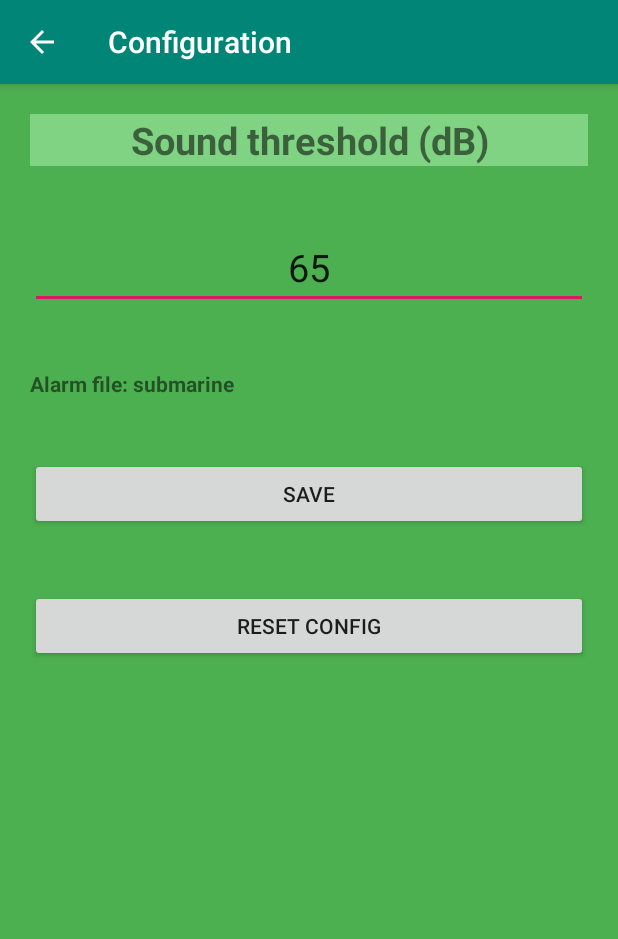
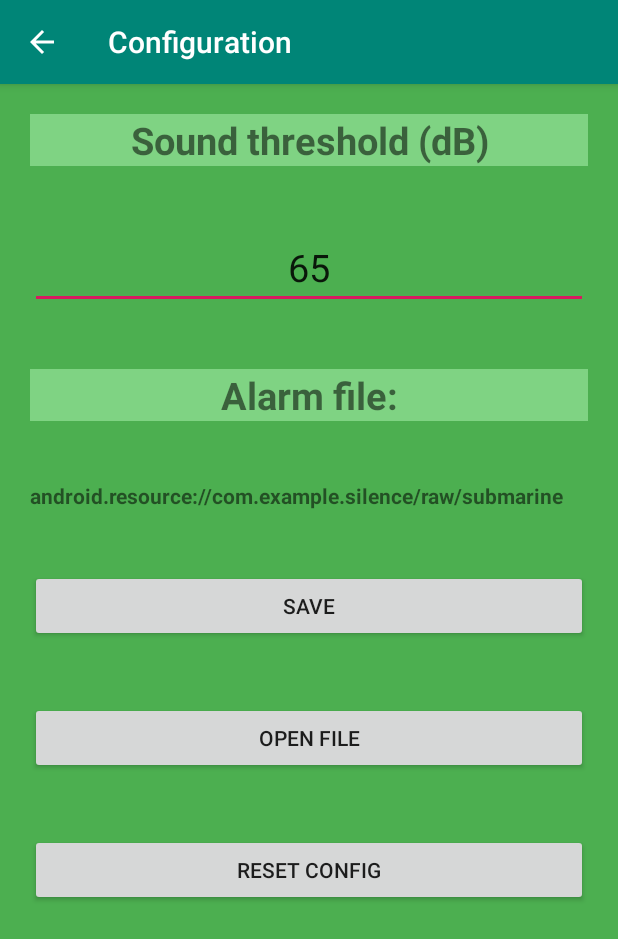
Before and after one commit to isakigus/Silence, an Android app: the screen it shows after launch (ConfigActivity), after a tap on "CONFIG", on a phone screen of 412 x 824 dp. Shown: the top 939 px of the screen. Run offline under Robolectric (Android 15) with nearby library versions, the phone set to English and light mode, and no system bars.

Commit message:
chose file to reproduce as alarm

```diff
--- a/app/src/main/java/com/example/silence/ConfigActivity.kt
+++ b/app/src/main/java/com/example/silence/ConfigActivity.kt
@@ -1,13 +1,20 @@
 package com.example.silence
 
+// import android.util.Log
+
+import android.app.Activity
+import android.content.Intent
+import android.net.Uri
 import android.os.Bundle
-// import android.util.Log
+import android.provider.MediaStore
 import android.widget.Button
 import android.widget.TextView
 import android.widget.Toast
 
 
 class ConfigActivity : ConfigurableActivity() {
+
+    private var alarmFileText: TextView? = null
 
     /** Called when the activity is first created.  */
     override fun onCreate(savedInstanceState: Bundle?) {
@@ -17,21 +24,18 @@ class ConfigActivity : ConfigurableActivity() {
             config[key.toString()] = value.toString()
         }
 
-        // Defined SoundLevelView in main.xml file
         setContentView(R.layout.activity_config)
 
-        //actionbar
         val actionbar = supportActionBar
-        //set actionbar title
         actionbar!!.title = "Configuration"
+
         //set back button
         actionbar.setDisplayHomeAsUpEnabled(true)
 
-        var soundThreshold = findViewById(R.id.new_threshold) as TextView
-        val alarmFileText = findViewById<Button>(R.id.alarm_file) as TextView
+        var soundThreshold = findViewById<TextView>(R.id.new_threshold)
+        alarmFileText = findViewById<TextView>(R.id.alarm_file)
 
-        alarmFileText!!.text = "Alarm file: " + config["alarm_path"]
-
+        alarmFileText!!.text = config["alarm_path"]
         soundThreshold!!.text = config["mThreshold"]
 
         val btnSave = findViewById<Button>(R.id.btnSave)
@@ -42,7 +46,7 @@ class ConfigActivity : ConfigurableActivity() {
                 "You clicked SAVE.", Toast.LENGTH_SHORT
             ).show()
 
-            // config["alarm_path"] = alarmFileText.text.toString()
+            config["alarm_path"] = alarmFileText!!.text.toString()
             config["mThreshold"] = soundThreshold.text.toString()
 
             saveConfig(config)
@@ -62,8 +66,37 @@ class ConfigActivity : ConfigurableActivity() {
             startActivity(intent)
         }
 
+        val buttonOpen = findViewById<Button>(R.id.buttonOpen)
+
+        buttonOpen.setOnClickListener {
+            Toast.makeText(
+                this@ConfigActivity,
+                "You clicked OPEN.", Toast.LENGTH_SHORT
+            ).show()
+
+            val intent = Intent(
+                Intent.ACTION_PICK,
+                MediaStore.Audio.Media.EXTERNAL_CONTENT_URI
+            )
+            startActivityForResult(intent, 10)
+
+        }
+
     }
 
+    override fun onActivityResult(requestCode: Int, resultCode: Int, data: Intent?) {
+        if (resultCode == Activity.RESULT_OK && requestCode == 10) {
+
+            val uriSound: Uri? = data!!.data
+
+            alarmFileText!!.text = uriSound.toString()
+
+            Toast.makeText(
+                this@ConfigActivity,
+                "You clicked HEREEE. $uriSound", Toast.LENGTH_SHORT
+            ).show()
+        }
+    }
 
     override fun onSupportNavigateUp(): Boolean {
         onBackPressed()
--- a/app/src/main/java/com/example/silence/ConfiguarableActivity.kt
+++ b/app/src/main/java/com/example/silence/ConfiguarableActivity.kt
@@ -15,9 +15,12 @@ abstract class ConfigurableActivity : AppCompatActivity() {
     fun saveInitialConfig(): Map<String, String> {
         Log.d("configurable", "==== saveInitialConfig ===")
 
+        val path = "android.resource://" + applicationContext.packageName +
+                "/raw/submarine"
+
         val config = mapOf(
             "mThreshold" to "65",
-            "alarm_path" to "submarine"
+            "alarm_path" to path
         )
 
         saveConfig(config)
@@ -51,11 +54,9 @@ abstract class ConfigurableActivity : AppCompatActivity() {
 
     }
 
-
     private fun _getConfiguration(): Map<*, *> {
 
         Log.d("configurable", "==== getConfiguration ===")
-
 
         try {
 
--- a/app/src/main/java/com/example/silence/MainActivity.kt
+++ b/app/src/main/java/com/example/silence/MainActivity.kt
@@ -23,7 +23,7 @@ import android.widget.Button
 
 
 /** Still configuration is not working
- * -> save threshold (configuration file)
+ * -> save threshold (configuration file) (done)
  * -> browse sound files
  * -> show dB scale in other activity
  * -> noise level chart
@@ -55,6 +55,7 @@ class MainActivity : ConfigurableActivity() {
     private var sumNoise: Double = 0.0
     private var counter: Double = 0.0
     private lateinit var player: MediaPlayer
+    val MY_PERMISSIONS_REQUEST_READ_EXTERNAL_STORAGE:Int = 1
 
     /** sound data source */
     private var soundSensor: DetectNoise? = null
@@ -99,16 +100,28 @@ class MainActivity : ConfigurableActivity() {
 
     private fun setPermissions() {
 
-        if (ActivityCompat.checkSelfPermission(
+        if (
+            ActivityCompat.checkSelfPermission(
                 this,
                 Manifest.permission.RECORD_AUDIO
             ) != PackageManager.PERMISSION_GRANTED
         ) {
+
             Log.i("SILENCE", "Permission to record denied")
+            finishAndRemoveTask()
+        }
 
-        } else {
-            startRecording();
+        if (ActivityCompat.checkSelfPermission(this, Manifest.permission.READ_EXTERNAL_STORAGE)
+            != PackageManager.PERMISSION_GRANTED) {
+
+            ActivityCompat.requestPermissions(this,
+                arrayOf(Manifest.permission.READ_EXTERNAL_STORAGE),
+                MY_PERMISSIONS_REQUEST_READ_EXTERNAL_STORAGE)
+
         }
+
+        startRecording();
+
     }
 
     private fun startRecording() {
@@ -139,27 +152,24 @@ class MainActivity : ConfigurableActivity() {
             config.put(key.toString(), value.toString())
         }
 
-        val btnStop = findViewById(R.id.btn_stop) as Button
+        val btnStop = findViewById<Button>(R.id.btn_stop)
 
         btnStop.setOnClickListener {
             Toast.makeText(this@MainActivity, "You clicked STOP.", Toast.LENGTH_SHORT).show()
             stop()
         }
 
-        val btnStart = findViewById(R.id.btn_start) as Button
+        val btnStart = findViewById<Button>(R.id.btn_start)
 
         btnStart.setOnClickListener {
             Toast.makeText(this@MainActivity, "You clicked START.", Toast.LENGTH_SHORT).show()
             start()
         }
 
-        val btnConfig = findViewById(R.id.btn_config) as Button
+        val btnConfig = findViewById<Button>(R.id.btn_config)
 
         btnConfig.setOnClickListener {
             val intent = Intent(this, ConfigActivity::class.java)
-            // start your next activity
-            // intent.putExtra("threshold", mThreshold);
-            // intent.putExtra("file", config["alarm_path"].toString());
             startActivity(intent)
         }
 
@@ -203,22 +213,6 @@ class MainActivity : ConfigurableActivity() {
         androidOsHandler.postDelayed(pollingTask, POLL_INTERVAL.toLong())
     }
 
-    fun buttonEffect(button: View) {
-        button.setOnTouchListener { v, event ->
-            when (event.action) {
-                MotionEvent.ACTION_DOWN -> {
-                    v.background.setColorFilter(-0x1f0b8adf, PorterDuff.Mode.SRC_ATOP)
-                    v.invalidate()
-                }
-                MotionEvent.ACTION_UP -> {
-                    v.background.clearColorFilter()
-                    v.invalidate()
-                }
-            }
-            false
-        }
-    }
-
     private fun stop() {
         Log.d("Noise", "==== Stop Noise Monitoring===")
         if (wakeLock!!.isHeld()) {
@@ -236,17 +230,15 @@ class MainActivity : ConfigurableActivity() {
 
         }
 
-
         androidOsHandler.removeCallbacks(mSleepTask)
         androidOsHandler.removeCallbacks(pollingTask)
         soundSensor!!.stop()
-        progressBar.setProgress(0)
+        progressBar.progress = 0
         maxNoise = 0.0
         avgNoise = 0.0
         updateDisplay("stopped...", 0.0)
         appIsRunning = false
         alarmIsActivated = false
-
 
     }
 
@@ -255,19 +247,19 @@ class MainActivity : ConfigurableActivity() {
         // Set Noise Threshold
 
         for ((key, value) in getConfiguration()) {
-            config.put(key.toString(), value.toString())
+            config[key.toString()] = value.toString()
         }
 
-        soundLevelLimit = config.get("mThreshold").toString().toInt()
-
-        noiseThresholdLabel!!.setText("Threshold:" + soundLevelLimit + ".00 dB")
+        soundLevelLimit = config["mThreshold"].toString().toInt()
+        noiseThresholdLabel!!.text = "Threshold:" + soundLevelLimit + ".00 dB"
 
     }
 
     private fun updateDisplay(status: String, signalEMA: Double) {
-        statusLabel!!.setText(status)
-        //
-        progressBar.setProgress(signalEMA.toInt())
+
+        statusLabel!!.text = status
+        progressBar.progress = signalEMA.toInt()
+
         Log.d("SOUND", signalEMA.toString())
 
         maxNoiseLabel!!.setText("Max:%.2f dB".format(maxNoise))
@@ -276,10 +268,10 @@ class MainActivity : ConfigurableActivity() {
         actualNoiseLabel!!.setTextColor(Color.BLACK)
 
         if (signalEMA > 0.0) {
-            actualNoiseLabel!!.setText("Actual:%.2f dB".format(signalEMA))
+            actualNoiseLabel!!.text = "Actual:%.2f dB".format(signalEMA)
 
         } else {
-            actualNoiseLabel!!.setText("Actual:0.00 dB")
+            actualNoiseLabel!!.text = "Actual:0.00 dB"
         }
     }
 
@@ -295,7 +287,7 @@ class MainActivity : ConfigurableActivity() {
 
 
         Log.d("SOUND", signalEMA.toString())
-        actualNoiseLabel!!.setText("Actual:%.2f dB".format(signalEMA))
+        actualNoiseLabel!!.text = "Actual:%.2f dB".format(signalEMA)
         actualNoiseLabel!!.setTextColor(Color.RED)
     }
 
@@ -307,13 +299,8 @@ class MainActivity : ConfigurableActivity() {
 
         alarmIsActivated = true
 
-
         val path = config["alarm_path"].toString()
-        val uri =
-            Uri.parse(
-                "android.resource://" + getApplicationContext().getPackageName() +
-                        "/raw/" + path
-            )
+        val uri = Uri.parse(path)
 
         Log.d("Noise", "" + uri)
         player = MediaPlayer.create(applicationContext, uri)
--- a/app/src/main/res/layout/activity_config.xml
+++ b/app/src/main/res/layout/activity_config.xml
@@ -3,7 +3,8 @@
         android:layout_width="match_parent"
         android:layout_height="match_parent"
         android:background="#4CAF50"
-        android:orientation="vertical">
+        android:orientation="vertical"
+        android:visibility="visible">
 
     <TextView
             android:id="@+id/status"
@@ -28,12 +29,22 @@
             android:textSize="25sp"></EditText>
 
     <TextView
+            android:layout_width="fill_parent"
+            android:layout_height="wrap_content"
+            android:layout_margin="20dp"
+            android:background="#7FD383"
+            android:gravity="center"
+            android:text="Alarm file:"
+            android:textSize="25sp"
+            android:textStyle="bold" />
+
+    <TextView
             android:id="@+id/alarm_file"
             android:layout_width="fill_parent"
             android:layout_height="wrap_content"
             android:layout_margin="20dp"
             android:gravity="left"
-            android:text="Alarm file:"
+            android:text=""
             android:textStyle="bold" />
 
     <Button
@@ -43,6 +54,14 @@
             android:layout_margin="20dp"
             android:text="Save" />
 
+
+    <Button
+            android:id="@+id/buttonOpen"
+            android:layout_width="fill_parent"
+            android:layout_height="wrap_content"
+            android:layout_margin="20dp"
+            android:text="open file" />
+
     <Button
             android:id="@+id/btnReset"
             android:layout_width="fill_parent"
@@ -50,5 +69,4 @@
             android:layout_margin="20dp"
             android:text="Reset config" />
 
-
 </LinearLayout>
```
Also changed, not shown: app/src/main/AndroidManifest.xml (+7 -7 lines).
